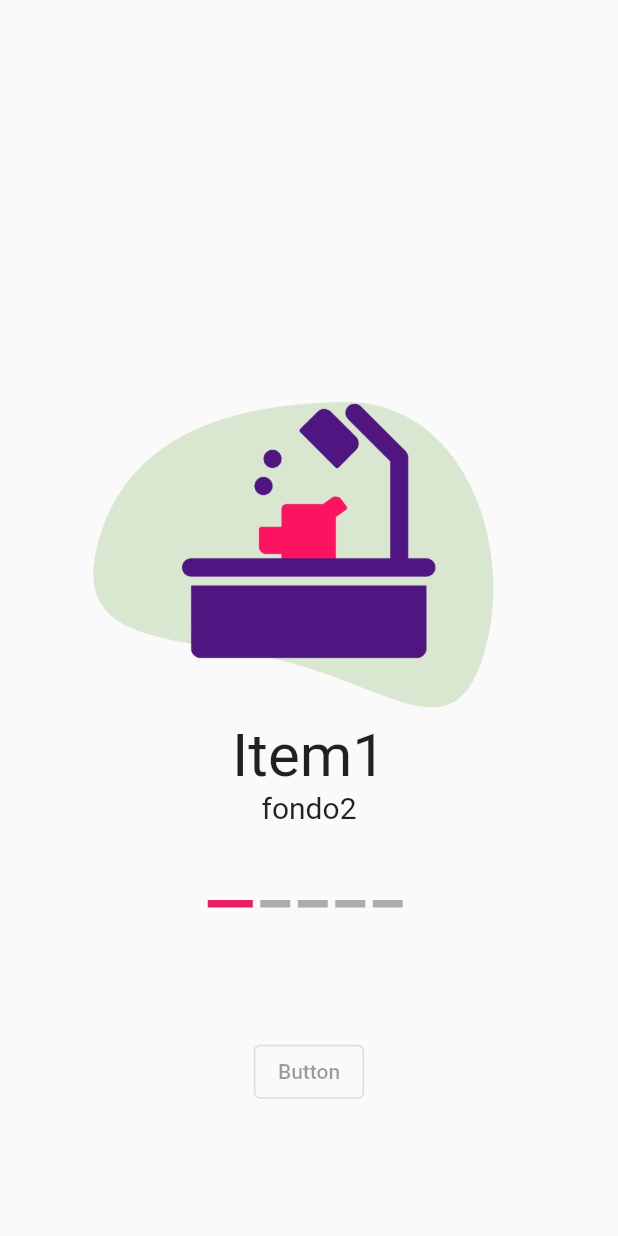
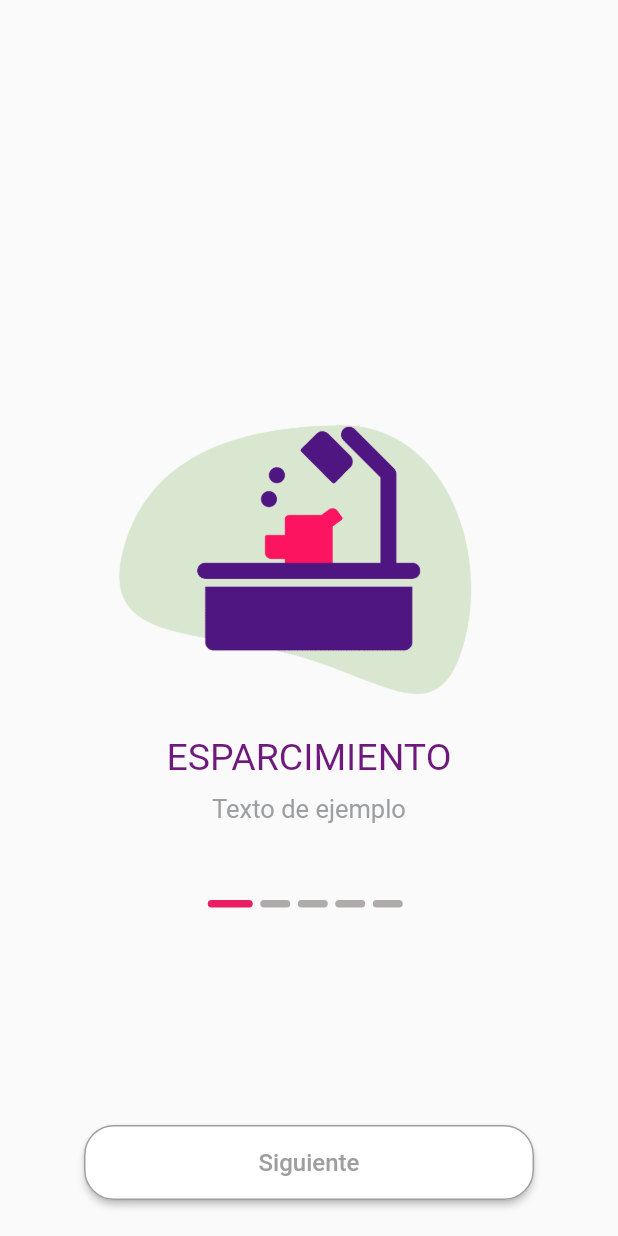
Before and after one commit to 203413/ProgramacionMovil, a Flutter app: the screen it shows after launch, on a phone screen of 412 x 824 dp. Run offline on Flutter 3.47's test engine with Material 2 defaults, Android fonts, the phone set to English and light mode, and no system bars.

Commit message:
Changes to onboarding

```diff
--- a/lib/screens/components/content_boarding.dart
+++ b/lib/screens/components/content_boarding.dart
@@ -10,21 +10,28 @@ class ContentBoarding extends StatelessWidget {
     return Column(
       children: [
         Padding(
-          padding: const EdgeInsets.only(top: 230.0),
+          padding: const EdgeInsets.only(top: 250.0),
           child: Image.asset(
             image!,
-            width: double.infinity,
-            height: 250,
+            height: 220,
           ),
         ),
-        Text(
-          text!,
-          style: const TextStyle(fontSize: 40),
+        Padding(
+          padding: const EdgeInsets.only(top: 20.0),
+          child: Text(
+            text!,
+            style: const TextStyle(
+                fontSize: 25, color: Color.fromARGB(255, 110, 26, 124)),
+          ),
         ),
-        Text(
-          descripcion!,
-          style: const TextStyle(fontSize: 20),
-        )
+        Padding(
+          padding: const EdgeInsets.only(top: 10),
+          child: Text(
+            descripcion!,
+            style: const TextStyle(
+                fontSize: 17, color: Color.fromARGB(255, 155, 159, 161)),
+          ),
+        ),
       ],
     );
   }
--- a/lib/screens/components/on_boarding.dart
+++ b/lib/screens/components/on_boarding.dart
@@ -1,5 +1,7 @@
 import 'package:app1/screens/components/content_boarding.dart';
 import 'package:flutter/material.dart';
+
+import '../../pages/login.dart';
 
 class OnBoarding extends StatefulWidget {
   const OnBoarding({super.key});
@@ -9,32 +11,46 @@ class OnBoarding extends StatefulWidget {
 }
 
 class _OnBoardingState extends State<OnBoarding> {
-  int currentePage = 0;
+  int currentPage = 0;
+  late PageController varController;
+
+  @override
+  void initState() {
+    super.initState();
+    varController = PageController(initialPage: 0);
+  }
+
+  @override
+  void dispose() {
+    super.dispose();
+    varController.dispose();
+  }
+
   List<Map<String, String>> listBoarding = [
     {
+      "titulo": "ESPARCIMIENTO",
       "imagen": "assets/images/B1.png",
-      "titulo": "Item1",
-      "descripcion": "fondo2"
+      "descripcion": "Texto de ejemplo",
     },
     {
+      "titulo": "ADOPCION",
       "imagen": "assets/images/B2.png",
-      "titulo": "Item2",
-      "descripcion": "fondo3"
+      "descripcion": "Texto de ejemplo",
     },
     {
+      "titulo": "HOSPITALIDAD",
       "imagen": "assets/images/B3.png",
-      "titulo": "Item3",
-      "descripcion": "fondo4"
+      "descripcion": "Texto de ejemplo",
     },
     {
+      "titulo": "VETERINARIA",
       "imagen": "assets/images/B4.png",
-      "titulo": "Item4",
-      "descripcion": "fondo4"
+      "descripcion": "Texto de ejemplo",
     },
     {
+      "titulo": "TIENDA",
       "imagen": "assets/images/B5.png",
-      "titulo": "Item5",
-      "descripcion": "fondo4"
+      "descripcion": "Texto de ejemplo",
     },
   ];
 
@@ -47,9 +63,10 @@ class _OnBoardingState extends State<OnBoarding> {
             width: double.infinity,
             height: 600,
             child: PageView.builder(
+              controller: varController,
               onPageChanged: (value) {
                 setState(() {
-                  currentePage = value;
+                  currentPage = value;
                 });
               },
               itemBuilder: (context, index) => ContentBoarding(
@@ -62,7 +79,6 @@ class _OnBoardingState extends State<OnBoarding> {
           ),
           SizedBox(
             width: double.infinity,
-            child: Container(
             child: Column(
               children: [
                 Row(
@@ -70,21 +86,44 @@ class _OnBoardingState extends State<OnBoarding> {
                   children: List.generate(
                       listBoarding.length,
                       (index) =>
-                            pages(index: index, currentePage: currentePage)),
+                          pages(index: index, currentePage: currentPage)),
                 ),
+                Padding(
+                  padding: const EdgeInsets.only(top: 145),
+                  child: SizedBox(
+                    height: 50,
+                    width: 300,
+                    child: MaterialButton(
+                      color: currentPage == listBoarding.length - 1
+                          ? Colors.green
+                          : Colors.white,
+                      onPressed: () async {
+                        currentPage == listBoarding.length - 1
+                            ? Navigator.push(
+                                context,
+                                MaterialPageRoute(
+                                    builder: (_) => const Login()))
+                            : varController.nextPage(
+                                duration: const Duration(milliseconds: 500),
+                                curve: Curves.easeInOut);
+                      },
+                      textColor: currentPage == listBoarding.length - 1
+                          ? Colors.white
+                          : Colors.grey,
+                      shape: RoundedRectangleBorder(
+                          side: const BorderSide(width: 1, color: Colors.grey),
+                          borderRadius: BorderRadius.circular(20)),
+                      child: Text(
+                          currentPage == listBoarding.length - 1
+                              ? 'Continuar'
+                              : "Siguiente",
+                          style: const TextStyle(fontSize: 16)),
+                    ),
+                  ),
+                )
               ],
             ),
           ),
-          ),
-          const Expanded(
-            flex: 2,
-            child: Center(
-              child: OutlinedButton(
-                onPressed: null,
-                child: Text('Button'),
-              ),
-            ),
-          )
         ],
       ),
     );
@@ -98,6 +137,7 @@ AnimatedContainer pages({required int index, required int currentePage}) {
     height: 5,
     duration: kThemeAnimationDuration,
     decoration: BoxDecoration(
+        borderRadius: BorderRadius.circular(50),
         color: currentePage == index
             ? Colors.pink
             : const Color.fromARGB(255, 175, 171, 171)),
```
Also changed, not shown: 1 other file. Lines whose indentation alone changed are shown as unchanged.
